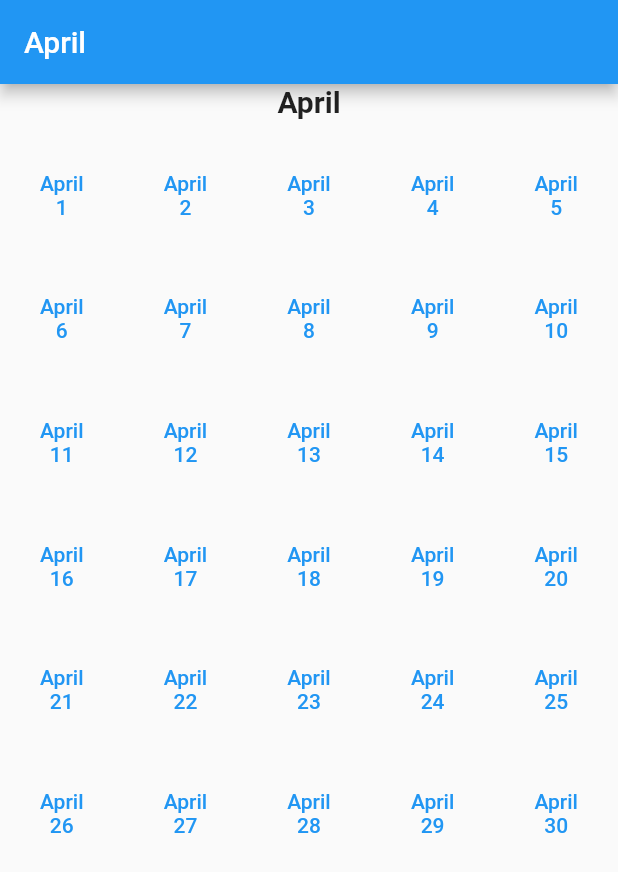
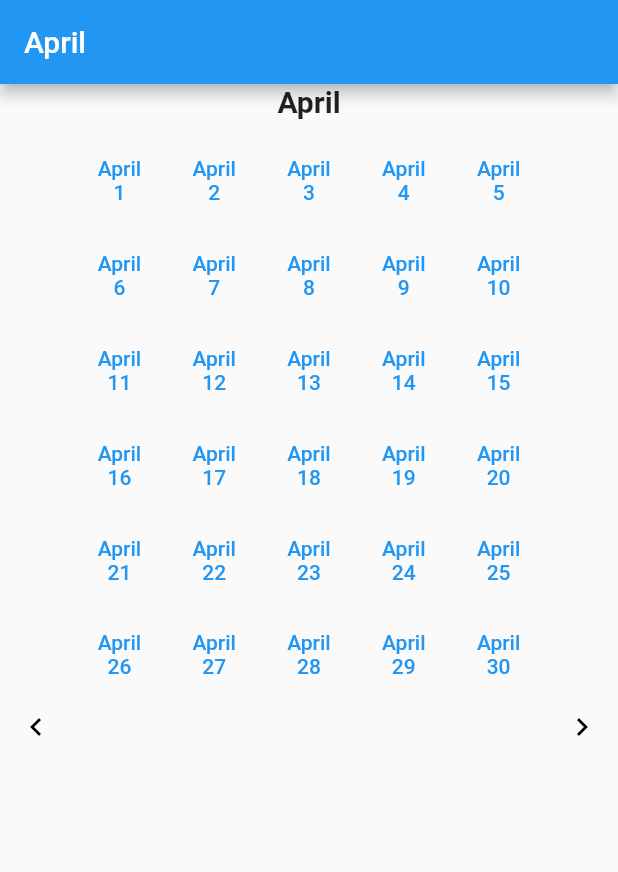
Before and after one commit to TomerPacific/BirthdayCalendar, a Flutter app: the screen it shows after launch, on a phone screen of 412 x 824 dp. Shown: the top 872 px of the screen. Run offline on Flutter 3.47's test engine with Material 2 defaults, Android fonts, the light colour scheme and no system bars; our stand-ins replace flutter_local_notifications, shared_preferences, timezone.

Commit message:
BirthdayCalendar changing layout by adding left/right arrows to switch between months

```diff
--- a/birthday_calendar/lib/main.dart
+++ b/birthday_calendar/lib/main.dart
@@ -89,7 +89,15 @@ class _MyHomePageState extends State<MyHomePage> {
           },
           child: Center(
               child: SingleChildScrollView(
-                child: Column(
+                child: Row(
+                  children: [
+                    IconButton(icon:
+                        Icon(Icons.chevron_left, color: Colors.black),
+                        onPressed: () {
+
+                    }),
+                    Expanded(child:
+                        Column(
                         children: [
                           Text(month,
                               style:
@@ -98,6 +106,14 @@ class _MyHomePageState extends State<MyHomePage> {
                           CalendarWidget(currentMonth:monthToPresent)
                         ],
                       ),
+                    ),
+                    IconButton(icon:
+                    Icon(Icons.chevron_right, color: Colors.black),
+                        onPressed: () {
+
+                        }),
+                  ],
+                )
               )
           )
         )
```
Lines whose indentation alone changed are shown as unchanged.
